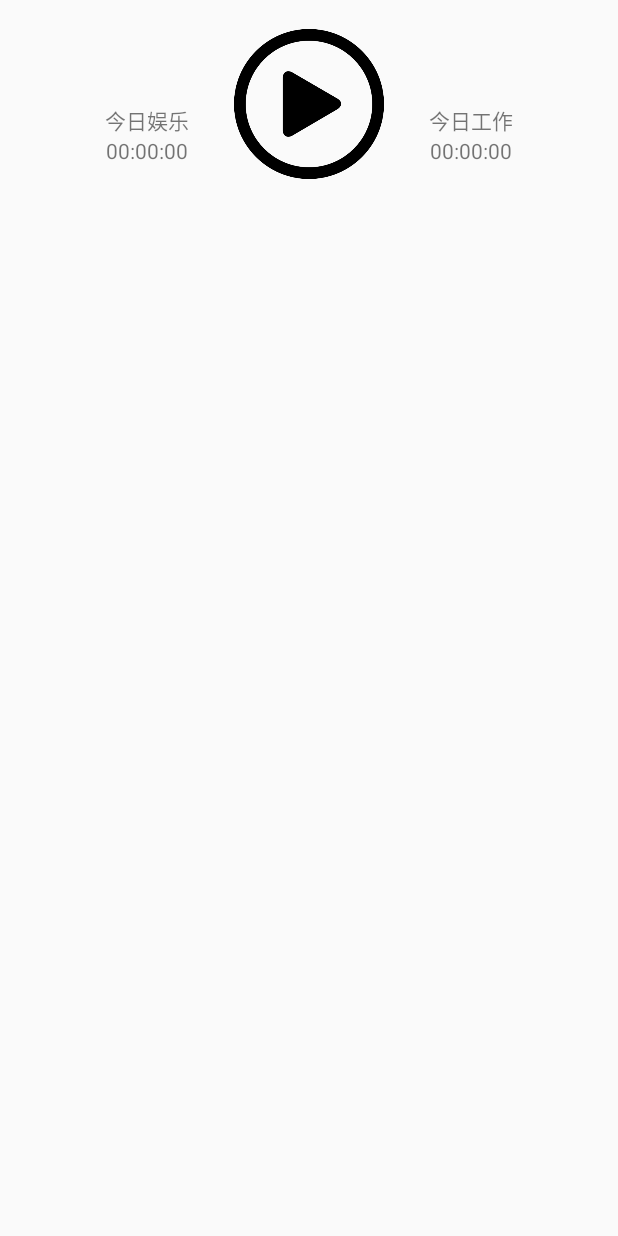
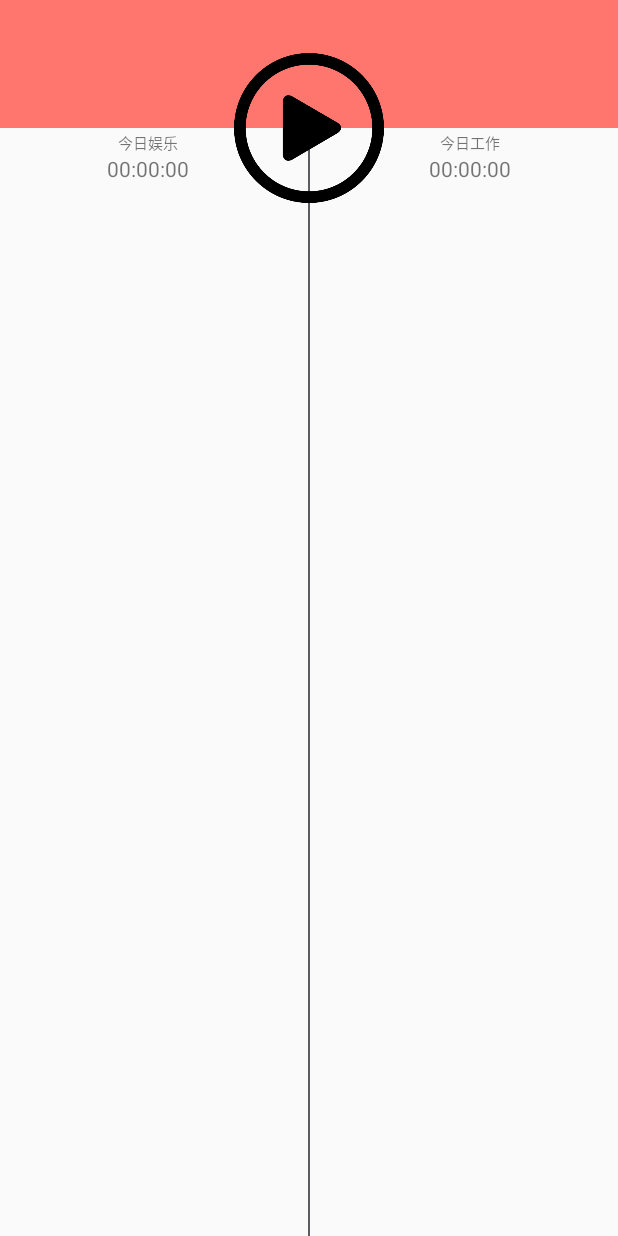
Before and after one commit to cat94/Piece, an Android app: the screen it shows after launch (TimeLineActivity), after a tap on "点击跳到时间线", on a phone screen of 412 x 824 dp. Run offline under Robolectric (Android 15) with nearby library versions, the phone set to English and light mode, and no system bars.

Commit message:
Merge branch 'master' of https://github.com/cat94/Piece
# Conflicts:
#	app/src/main/java/nju/com/piece/activity/MainActivity.java

```diff
--- a/app/src/main/java/nju/com/piece/NewTagActivity.java
+++ b/app/src/main/java/nju/com/piece/NewTagActivity.java
@@ -1,5 +1,7 @@
 package nju.com.piece;
 
+import android.app.Activity;
+import android.support.v4.app.FragmentActivity;
 import android.support.v7.app.ActionBarActivity;
 import android.os.Bundle;
 import android.util.Log;
@@ -21,13 +23,14 @@ import java.util.Calendar;
 import java.util.List;
 
 import nju.com.piece.database.DBFacade;
+import nju.com.piece.database.TagType;
 import nju.com.piece.database.helpers.PeriodDBHelper;
 import nju.com.piece.database.pos.PeriodPO;
 import nju.com.piece.database.pos.TagPO;
 import nju.com.piece.database.tools.DateTool;
 
 
-public class NewTagActivity extends ActionBarActivity implements OnDateSetListener,OnTimeSetListener{
+public class NewTagActivity extends FragmentActivity implements OnDateSetListener,OnTimeSetListener{
 
     public static final String DATEPICKER_TAG = "选择日期";
     public static final String TIMEPICKER_TAG = "选择时间";
--- a/app/src/main/java/nju/com/piece/activity/MainActivity.java
+++ b/app/src/main/java/nju/com/piece/activity/MainActivity.java
@@ -13,13 +13,14 @@ import android.widget.Button;
 import java.lang.reflect.Field;
 import java.lang.reflect.Method;
 
+import nju.com.piece.NewTagActivity;
 import nju.com.piece.R;
 
 /**
  * @author Hyman
  */
 public class MainActivity extends FragmentActivity implements View.OnClickListener{
-    Button timelineButton,setButton;
+    Button timelineButton,setButton,newTagButton;
 
     /**
      * ��ȡ��ǰ��Ļ���ܶ�
@@ -30,10 +31,14 @@ public class MainActivity extends FragmentActivity implements View.OnClickListen
     protected void onCreate(Bundle savedInstanceState) {
         super.onCreate(savedInstanceState);
         setContentView(R.layout.activity_main);
-        timelineButton=(Button)findViewById(R.id.timelinebutton);
+         timelineButton=(Button)findViewById(R.id.timelinebutton);
         timelineButton.setOnClickListener(this);
-        setButton=(Button)findViewById(R.id.setbutton);
+         setButton=(Button)findViewById(R.id.setbutton);
         setButton.setOnClickListener(this);
+
+
+        newTagButton=(Button)findViewById(R.id.newTagButton);
+        newTagButton.setOnClickListener(this);
 
         setOverflowShowingAlways();
         dm = getResources().getDisplayMetrics();
@@ -91,6 +96,10 @@ public class MainActivity extends FragmentActivity implements View.OnClickListen
                 intent = new Intent(MainActivity.this, SetActivity.class);
                 startActivity(intent);
                 break;
+            case R.id.newTagButton:
+                intent = new Intent(MainActivity.this, NewTagActivity.class);
+                startActivity(intent);
+                break;
         }
 
 
--- a/app/src/main/java/nju/com/piece/activity/TimeLineActivity.java
+++ b/app/src/main/java/nju/com/piece/activity/TimeLineActivity.java
@@ -48,6 +48,12 @@ public class TimeLineActivity extends Activity {
         initAddItemBtn();
         initStopItemBtn();
         initChronometer();
+
+        DBFacade dbFacade = new DBFacade(this);
+        TagPO tag1 = new TagPO("relax", TagType.relax,R.drawable.relax_icon, 500, new Date());
+        dbFacade.addTag(tag1);
+        TagPO tag2 = new TagPO("work", TagType.work,R.drawable.work_icon, 500, new Date());
+        dbFacade.addTag(tag2);
     }
 
     private void initTimeline() {
@@ -106,15 +112,13 @@ public class TimeLineActivity extends Activity {
         if (requestCode == STARTCODE) {
             state = resultCode;
 
-//            DBFacade dbFacade = new DBFacade(this);
-//            TagPO tag1 = new TagPO("play", TagType.relax,R.drawable.play_icon, 500, new Date());
-//            dbFacade.addTag(tag1);
-
-            final int length = data.getIntExtra("length", 0) * 60;
-            TagPO tag = (TagPO) data.getSerializableExtra("tag");
+            final int length;
+            TagPO tag;
 
             switch (resultCode) {
                 case TaskActivity.COUNTDOWN:
+                    length = data.getIntExtra("length", 0) * 60;
+                    tag = (TagPO) data.getSerializableExtra("tag");
                     changeAddToStop();
                     timeline.addItem(tag);
                     countDownTimer = new CountDownTimer(length * 1000, 1000) {
@@ -133,10 +137,13 @@ public class TimeLineActivity extends Activity {
 
                     break;
                 case TaskActivity.ADD:
+                    length = data.getIntExtra("length", 0) * 60;
+                    tag = (TagPO) data.getSerializableExtra("tag");
                     timeline.addItem(tag);
                     timeline.stopItem(length);
                     break;
                 case TaskActivity.TIMING:
+                    tag = (TagPO) data.getSerializableExtra("tag");
                     changeAddToStop();
                     timeline.addItem(tag);
                     chronometer.setBase(SystemClock.elapsedRealtime());
--- a/app/src/main/java/nju/com/piece/database/DBFacade.java
+++ b/app/src/main/java/nju/com/piece/database/DBFacade.java
@@ -25,61 +25,53 @@ public class DBFacade {
     }
 
     public void addPeriod(PeriodPO po){
-        if (periodDBHelper == null)
-            periodDBHelper = PeriodDBHelper.instance(context);
-
-        periodDBHelper.addPeriod(po);
+        periodHelperInstance().addPeriod(po);
 
         increCurrentSum(po.getTag(), po.getLength());
     }
 
 
     public ArrayList<PeriodPO> getPeriodsByDate(Date date){
-        if (periodDBHelper == null)
-            periodDBHelper = PeriodDBHelper.instance(context);
-
-        return periodDBHelper.getPeriodsByDate(date);
+        return periodHelperInstance().getPeriodsByDate(date);
     }
 
     public void updateEndDate(String tagName, Date endDate){
-        if (tagInfoDBHelper == null)
-            tagInfoDBHelper = TagInfoDBHelper.instance(context);
-
-        tagInfoDBHelper.updateEndDate(tagName, endDate);
+        tagDBHelperInstance().updateEndDate(tagName, endDate);
     }
 
     public void updateTarget(String tagName, int newTarget){
-        if (tagInfoDBHelper == null)
-            tagInfoDBHelper = TagInfoDBHelper.instance(context);
-
-        tagInfoDBHelper.updateTarget(tagName, newTarget);
+        tagDBHelperInstance().updateTarget(tagName, newTarget);
     }
 
     private void increCurrentSum(String tagName, int increment){
-        if (tagInfoDBHelper == null)
-            tagInfoDBHelper = TagInfoDBHelper.instance(context);
-
-        tagInfoDBHelper.increCurrent(tagName, increment);
+        tagDBHelperInstance().increCurrent(tagName, increment);
     }
 
     public TagPO getTag(String tagName){
-        if (tagInfoDBHelper == null)
-            tagInfoDBHelper = TagInfoDBHelper.instance(context);
-
-        return tagInfoDBHelper.getTag(tagName);
+        return tagDBHelperInstance().getTag(tagName);
     }
 
     public void addTag(TagPO po){
-        if (tagInfoDBHelper == null)
-            tagInfoDBHelper = TagInfoDBHelper.instance(context);
-
-        tagInfoDBHelper.addTag(po);
+        tagDBHelperInstance().addTag(po);
     }
 
     public List<TagPO> getAllTags(){
+        return tagDBHelperInstance().getAllTags();
+    }
+
+    public List<PeriodPO> getAllPeriods(){
+        return periodHelperInstance().getAllPeriods();
+    }
+
+    private PeriodDBHelper periodHelperInstance(){
+        if (periodDBHelper == null)
+            periodDBHelper = PeriodDBHelper.instance(context);
+        return periodDBHelper;
+    }
+
+    private TagInfoDBHelper tagDBHelperInstance(){
         if (tagInfoDBHelper == null)
             tagInfoDBHelper = TagInfoDBHelper.instance(context);
-
-        return tagInfoDBHelper.getAllTags();
+        return tagInfoDBHelper;
     }
 }
--- a/app/src/main/java/nju/com/piece/database/helpers/TagInfoDBHelper.java
+++ b/app/src/main/java/nju/com/piece/database/helpers/TagInfoDBHelper.java
@@ -84,7 +84,9 @@ public class TagInfoDBHelper extends DatabaseHelper {
         Cursor cursor = db.query(TABLE_NAME, result_cols, where, whereArgs, groupBy, having, order);
 
         if (cursor.moveToNext()) {
-            return getPOByCursor(db, cursor);
+            TagPO po = getPOByCursor(db, cursor);
+            db.close();
+            return po;
         } else {
             db.close();
             return null;
@@ -125,7 +127,7 @@ public class TagInfoDBHelper extends DatabaseHelper {
         po.setStartDate(start);
         po.setCurrentMinute(current);
 
-        db.close();
+
         return po;
     }
 
--- a/app/src/main/java/nju/com/piece/entity/Timeline.java
+++ b/app/src/main/java/nju/com/piece/entity/Timeline.java
@@ -36,7 +36,6 @@ public class Timeline {
     private SimpleAdapter simAdapter = null;
     private List<Map<String, Object>> dataList = null;
     private Map<String, Object> nowMap = null;
-//    private TimelineItem nowItem = null;
     private TagType nowType = null;
     private TagPO nowPO = null;
     private TextView allWorkTimeView = null;
@@ -46,11 +45,11 @@ public class Timeline {
 
     private DBFacade dbFacade = null;
 
-    public Timeline(Context context, ListView timeline, TextView allRelaximeView, TextView allWorkTimeView) {
+    public Timeline(Context context, ListView timeline, TextView allRelaxTimeView, TextView allWorkTimeView) {
         this.timeline = timeline;
         this.context = context;
         this.allWorkTimeView = allWorkTimeView;
-        this.allRelaxTimeView = allRelaximeView;
+        this.allRelaxTimeView = allRelaxTimeView;
         this.dbFacade = new DBFacade(context);
         initDataList();
         initSimAdapter();
--- a/app/src/main/res/layout/activity_timeline.xml
+++ b/app/src/main/res/layout/activity_timeline.xml
@@ -3,23 +3,38 @@
     android:layout_height="match_parent"
     tools:context=".MainActivity">
 
+    <FrameLayout
+        android:layout_width="1dp"
+        android:layout_height="fill_parent"
+        android:background="#ff5d5c63"
+        android:layout_centerInParent="true">
+    </FrameLayout>
+
+    <FrameLayout
+        android:layout_width="fill_parent"
+        android:layout_height="85dp"
+        android:background="#ffff766f">
+    </FrameLayout>
+
     <LinearLayout
         android:orientation="vertical"
-        android:layout_width="match_parent"
-        android:layout_height="match_parent"
+        android:layout_width="fill_parent"
+        android:layout_height="fill_parent"
         android:id="@+id/linearLayout"
         android:weightSum="1">
 
-        <Chronometer
-            android:layout_width="wrap_content"
-            android:layout_height="wrap_content"
-            android:layout_gravity="center"
-            android:id="@+id/chronometer"
-            android:visibility="invisible"/>
 
         <RelativeLayout
             android:layout_width="fill_parent"
             android:layout_height="wrap_content">
+
+            <Chronometer
+                android:layout_width="wrap_content"
+                android:layout_height="35dp"
+                android:layout_centerHorizontal="true"
+                android:id="@+id/chronometer"
+                android:visibility="invisible"
+                android:textSize="25sp"/>
 
             <LinearLayout
                 android:orientation="vertical"
@@ -27,12 +42,14 @@
                 android:layout_height="wrap_content"
                 android:layout_toLeftOf="@+id/btn_linearLayout"
                 android:layout_marginRight="30dp"
-                android:layout_marginTop="50dp">
+                android:layout_below="@id/chronometer"
+                android:layout_marginTop="52dp">
 
                 <TextView
                     android:layout_width="wrap_content"
                     android:layout_height="wrap_content"
                     android:layout_gravity="center"
+                    android:textSize="10sp"
                     android:text="今日娱乐"/>
 
                 <TextView
@@ -47,14 +64,14 @@
                 android:orientation="vertical"
                 android:layout_width="wrap_content"
                 android:layout_height="wrap_content"
-                android:layout_centerInParent="true"
+                android:layout_centerHorizontal="true"
+                android:layout_below="@+id/chronometer"
                 android:id="@+id/btn_linearLayout">
 
                 <ImageView
                     android:id="@+id/addItem_btn"
                     android:layout_width="100dp"
                     android:layout_height="100dp"
-
                     android:src="@drawable/add_item_btn"/>
 
                 <ImageView
@@ -73,12 +90,14 @@
                 android:layout_height="wrap_content"
                 android:layout_toRightOf="@+id/btn_linearLayout"
                 android:layout_marginLeft="30dp"
-                android:layout_marginTop="50dp">
+                android:layout_below="@id/chronometer"
+                android:layout_marginTop="52dp">
 
                 <TextView
                     android:layout_width="wrap_content"
                     android:layout_height="wrap_content"
                     android:layout_gravity="center"
+                    android:textSize="10sp"
                     android:text="今日工作"/>
 
                 <TextView
@@ -95,11 +114,9 @@
             android:layout_width="fill_parent"
             android:layout_height="match_parent"
             android:id="@+id/timeline"
-            android:layout_alignParentTop="true"
-            android:layout_alignParentRight="true"
-            android:layout_alignParentEnd="true"
             android:divider="@null"
             android:scrollbars="none"/>
+
     </LinearLayout>
 
 </RelativeLayout>
```
Also changed, not shown: app/src/main/java/nju/com/piece/database/helpers/PeriodDBHelper.java (+34 -9 lines), app/src/main/res/layout/activity_main.xml (+9 -0 lines), app/src/main/res/layout/timeline_item.xml (+7 -5 lines), app/src/main/res/drawable/work_icon.png.
